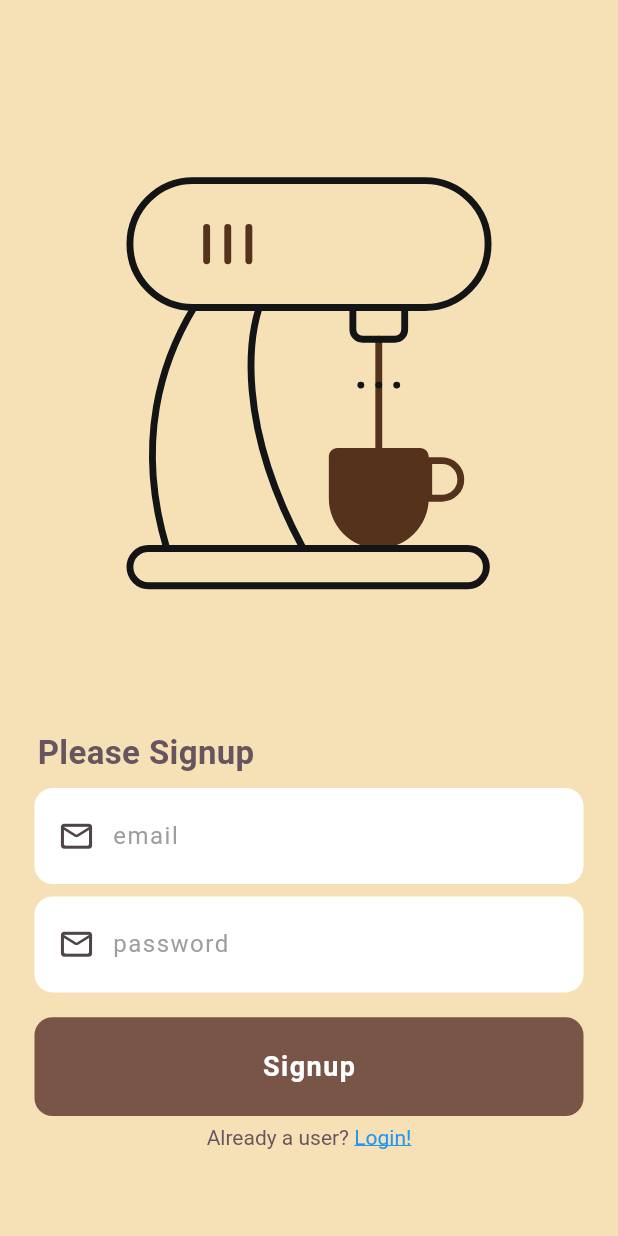
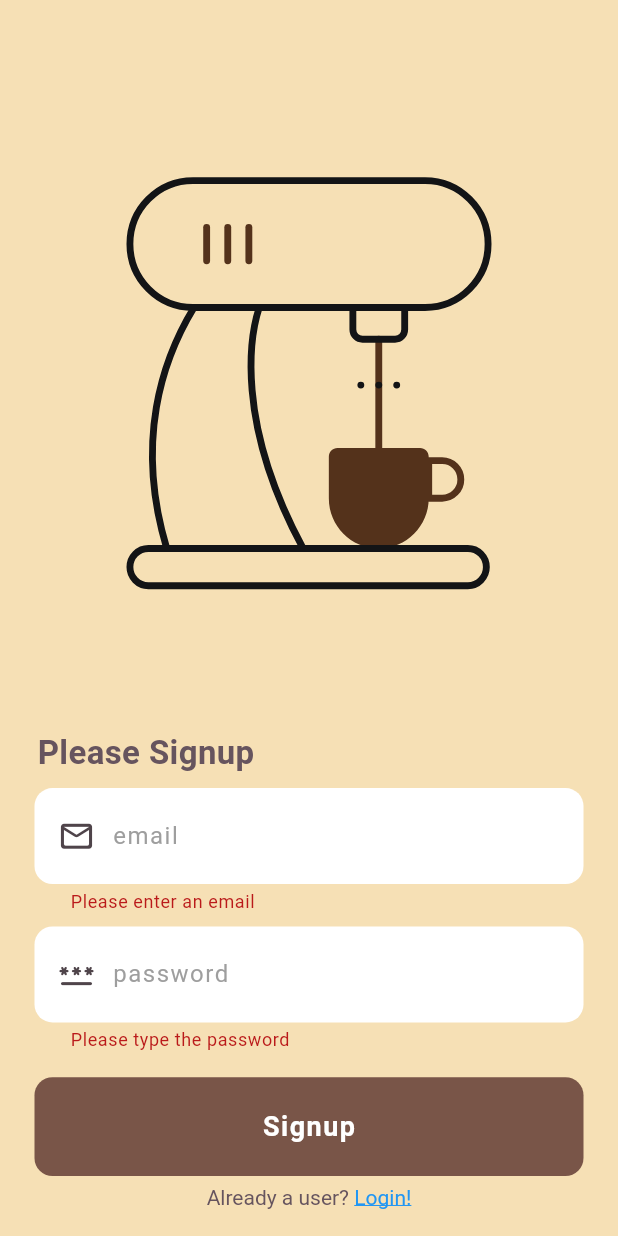
Before and after one commit to b4si/Wincept-Machine-test, a Flutter app: the SignUpScreen screen opened directly, after a tap on "Signup", on a phone screen of 412 x 824 dp. Run offline on Flutter 3.47's test engine with Material 3 defaults, Android fonts, the phone set to English and light mode, and no system bars; our stand-ins replace animated_bottom_navigation_bar, another_flutter_splash_screen, cloud_firestore, firebase_auth, firebase_core, lottie and 1 more; accounts and stored records are empty.

Commit message:
login signup functions

```diff
--- a/lib/view/orders_screen.dart
+++ b/lib/view/orders_screen.dart
@@ -17,7 +17,9 @@ class _OrdersScreenState extends State<OrdersScreen> {
   Widget build(BuildContext context) {
     Size size = MediaQuery.of(context).size;
     return Scaffold(
+      backgroundColor: Colors.white,
       appBar: AppBar(
+        backgroundColor: Colors.white,
         title: const Text("Orders"),
         leading: IconButton(
             onPressed: () {
--- a/lib/view/signup_screen.dart
+++ b/lib/view/signup_screen.dart
@@ -1,12 +1,20 @@
 import 'package:flutter/gestures.dart';
 import 'package:flutter/material.dart';
 import 'package:lottie/lottie.dart';
+import 'package:machine_test_wincept/controller/auth_controller.dart';
 import 'package:machine_test_wincept/utils/colors.dart';
 import 'package:machine_test_wincept/view/login_screen.dart';
+import 'package:provider/provider.dart';
 
-class SignUpScreen extends StatelessWidget {
+class SignUpScreen extends StatefulWidget {
   const SignUpScreen({super.key});
 
+  @override
+  State<SignUpScreen> createState() => _SignUpScreenState();
+}
+
+class _SignUpScreenState extends State<SignUpScreen> {
+  final _formKey = GlobalKey<FormState>();
   @override
   Widget build(BuildContext context) {
     Size size = MediaQuery.of(context).size;
@@ -15,6 +23,9 @@ class SignUpScreen extends StatelessWidget {
       body: Scaffold(
         backgroundColor: fifthColor,
         body: SingleChildScrollView(
+          child: Consumer<AuthController>(
+            builder: (context, value, child) => Form(
+              key: _formKey,
               child: Column(
                 children: [
                   SizedBox(
@@ -48,12 +59,13 @@ class SignUpScreen extends StatelessWidget {
                   Padding(
                     padding: const EdgeInsets.symmetric(horizontal: 23.0),
                     child: TextFormField(
+                      controller: value.emailController,
                       decoration: InputDecoration(
                           focusColor: Colors.white,
                           filled: true,
                           hintText: "email",
-                      hintStyle:
-                          const TextStyle(color: Colors.grey, letterSpacing: 1),
+                          hintStyle: const TextStyle(
+                              color: Colors.grey, letterSpacing: 1),
                           contentPadding: const EdgeInsets.symmetric(
                               horizontal: 20, vertical: 20),
                           border: OutlineInputBorder(
@@ -68,6 +80,18 @@ class SignUpScreen extends StatelessWidget {
                             ),
                           ),
                           prefixStyle: const TextStyle(color: secondaryColor)),
+                      validator: (value) {
+                        if (value == null || value.isEmpty) {
+                          return 'Please enter an email';
+                        }
+                        final emailRegExp = RegExp(
+                          r'^[a-zA-Z0-9._%+-]+@[a-zA-Z0-9.-]+\.[a-zA-Z]{2,}$',
+                        );
+                        if (!emailRegExp.hasMatch(value)) {
+                          return 'Please enter a valid email address';
+                        }
+                        return null;
+                      },
                     ),
                   ),
                   SizedBox(
@@ -76,12 +100,13 @@ class SignUpScreen extends StatelessWidget {
                   Padding(
                     padding: const EdgeInsets.symmetric(horizontal: 23.0),
                     child: TextFormField(
+                      controller: value.passwordController,
                       decoration: InputDecoration(
                           focusColor: Colors.white,
                           filled: true,
                           hintText: "password",
-                      hintStyle:
-                          const TextStyle(color: Colors.grey, letterSpacing: 1),
+                          hintStyle: const TextStyle(
+                              color: Colors.grey, letterSpacing: 1),
                           contentPadding: const EdgeInsets.symmetric(
                               horizontal: 20, vertical: 20),
                           border: OutlineInputBorder(
@@ -91,11 +116,19 @@ class SignUpScreen extends StatelessWidget {
                           prefixIcon: const Padding(
                             padding: EdgeInsets.only(left: 8),
                             child: Icon(
-                          Icons.mail_outline_rounded,
+                              Icons.password_rounded,
                               size: 25,
                             ),
                           ),
                           prefixStyle: const TextStyle(color: secondaryColor)),
+                      validator: (value) {
+                        if (value == null || value.isEmpty) {
+                          return 'Please type the password';
+                        } else if (value.length < 8) {
+                          return 'Please type atleast 8 characters';
+                        }
+                        return null;
+                      },
                     ),
                   ),
                   SizedBox(
@@ -104,7 +137,11 @@ class SignUpScreen extends StatelessWidget {
                   Padding(
                     padding: const EdgeInsets.symmetric(horizontal: 23.0),
                     child: InkWell(
-                  onTap: () {},
+                      onTap: () {
+                        if (_formKey.currentState!.validate()) {
+                          value.signup(context);
+                        }
+                      },
                       child: Container(
                         alignment: Alignment.center,
                         width: size.width,
@@ -140,7 +177,7 @@ class SignUpScreen extends StatelessWidget {
                             ),
                             recognizer: TapGestureRecognizer()
                               ..onTap = () {
-                            Navigator.push(
+                                Navigator.pushReplacement(
                                     context,
                                     MaterialPageRoute(
                                       builder: (context) => const LoginScreen(),
@@ -153,6 +190,16 @@ class SignUpScreen extends StatelessWidget {
               ),
             ),
           ),
+        ),
+      ),
     );
   }
+
+  @override
+  void dispose() {
+    final provider = Provider.of<AuthController>(context, listen: false);
+    provider.emailController.clear();
+    provider.passwordController.clear();
+    super.dispose();
   }
+}
--- a/pubspec.yaml
+++ b/pubspec.yaml
@@ -42,6 +42,7 @@ dependencies:
   shimmer: ^3.0.0
   provider: ^6.1.2
   another_flutter_splash_screen: ^1.2.1
+  firebase_auth: ^5.1.1
 
 dev_dependencies:
   flutter_test:
```
Also changed, not shown: lib/controller/auth_controller.dart (added, +146 -0 lines), lib/main.dart (+6 -3 lines), lib/view/login_screen.dart (+61 -15 lines), lib/view/widgets/auth_checker.dart (added, +35 -0 lines), pubspec.lock, 3 other files. Lines whose indentation alone changed are shown as unchanged.
